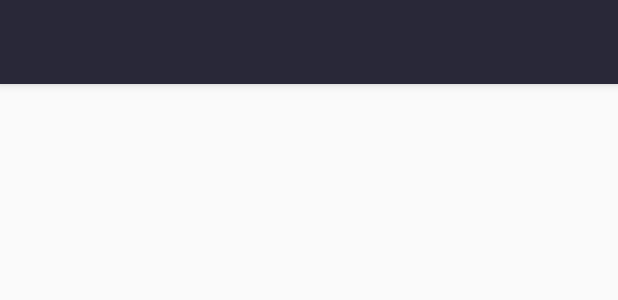
After one commit to Eddydpyl/noMorse, an Android app: the layout activity_whats_app.xml on its own in the app's theme, with its tools: preview values and no code run, on a phone screen of 412 x 824 dp. The commit adds this screen. Shown: the top 300 px of the screen. Run offline under Robolectric (Android 15) with nearby library versions, the phone set to English and light mode, and no system bars.

Commit message:
Started working on implementing WhatsApp

```diff
--- a/app/src/main/java/dpyl/eddy/nomorse/view/SettingsFragment.java
+++ b/app/src/main/java/dpyl/eddy/nomorse/view/SettingsFragment.java
@@ -8,6 +8,7 @@ import android.view.ViewGroup;
 import android.widget.GridView;
 
 import dpyl.eddy.nomorse.R;
+import dpyl.eddy.nomorse.view.adapter.SettingAdapter;
 
 public class SettingsFragment extends Fragment {
 
@@ -21,6 +22,7 @@ public class SettingsFragment extends Fragment {
     @Override
     public View onCreateView(LayoutInflater inflater, ViewGroup container, Bundle savedInstanceState) {
         GridView gridView = (GridView) inflater.inflate(R.layout.fragment_settings, container, false);
+        gridView.setAdapter(new SettingAdapter(getActivity()));
         return gridView;
     }
 }
--- /dev/null
+++ b/app/src/main/res/layout/activity_whats_app.xml
@@ -0,0 +1,25 @@
+<?xml version="1.0" encoding="utf-8"?>
+<android.support.design.widget.CoordinatorLayout xmlns:android="http://schemas.android.com/apk/res/android"
+    xmlns:app="http://schemas.android.com/apk/res-auto"
+    xmlns:tools="http://schemas.android.com/tools"
+    android:layout_width="match_parent"
+    android:layout_height="match_parent"
+    tools:context="dpyl.eddy.nomorse.view.WhatsAppActivity">
+
+    <android.support.design.widget.AppBarLayout
+        android:layout_width="match_parent"
+        android:layout_height="wrap_content"
+        android:theme="@style/AppTheme.AppBarOverlay">
+
+        <android.support.v7.widget.Toolbar
+            android:id="@+id/toolbar"
+            android:layout_width="match_parent"
+            android:layout_height="?attr/actionBarSize"
+            android:background="?attr/colorPrimary"
+            app:popupTheme="@style/AppTheme.PopupOverlay" />
+
+    </android.support.design.widget.AppBarLayout>
+
+    <include layout="@layout/content_whats_app" />
+
+</android.support.design.widget.CoordinatorLayout>
--- /dev/null
+++ b/app/src/main/res/layout/content_whats_app.xml
@@ -0,0 +1,11 @@
+<?xml version="1.0" encoding="utf-8"?>
+<android.support.constraint.ConstraintLayout xmlns:android="http://schemas.android.com/apk/res/android"
+    xmlns:app="http://schemas.android.com/apk/res-auto"
+    xmlns:tools="http://schemas.android.com/tools"
+    android:layout_width="match_parent"
+    android:layout_height="match_parent"
+    app:layout_behavior="@string/appbar_scrolling_view_behavior"
+    tools:context="dpyl.eddy.nomorse.view.WhatsAppActivity"
+    tools:showIn="@layout/activity_whats_app">
+
+</android.support.constraint.ConstraintLayout>
--- a/app/src/main/res/layout/fragment_settings.xml
+++ b/app/src/main/res/layout/fragment_settings.xml
@@ -6,4 +6,8 @@
     android:layout_marginBottom="@dimen/activity_vertical_margin"
     android:layout_marginStart="@dimen/activity_horizontal_margin"
     android:layout_marginEnd="@dimen/activity_horizontal_margin"
+    android:numColumns="auto_fit"
+    android:columnWidth="100dp"
+    android:verticalSpacing="@dimen/activity_vertical_margin"
+    android:horizontalSpacing="@dimen/activity_horizontal_margin"
     tools:context="dpyl.eddy.nomorse.view.SettingsFragment"/>
```
Also changed, not shown: app/src/main/AndroidManifest.xml (+11 -3 lines), app/src/main/java/dpyl/eddy/nomorse/view/WhatsAppActivity.java (added, +20 -0 lines), app/src/main/java/dpyl/eddy/nomorse/view/adapter/SettingAdapter.java (added, +76 -0 lines), app/src/main/res/layout/fragment_settings_item.xml (added, +17 -0 lines), app/src/main/res/values/strings.xml (+5 -4 lines).
